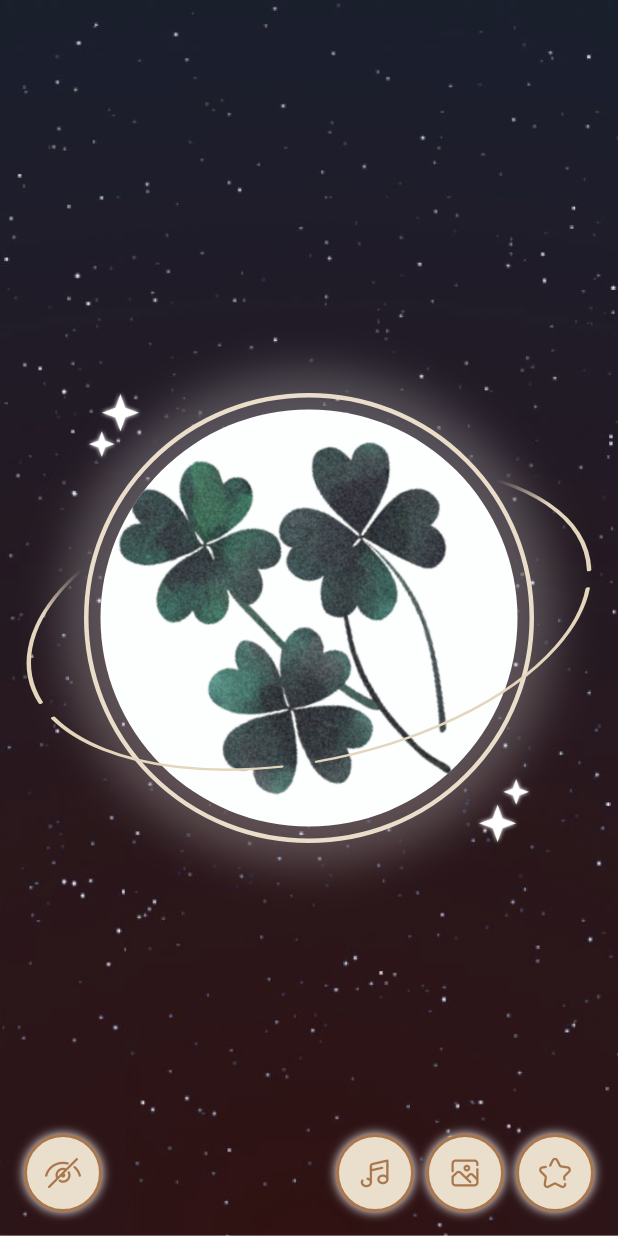
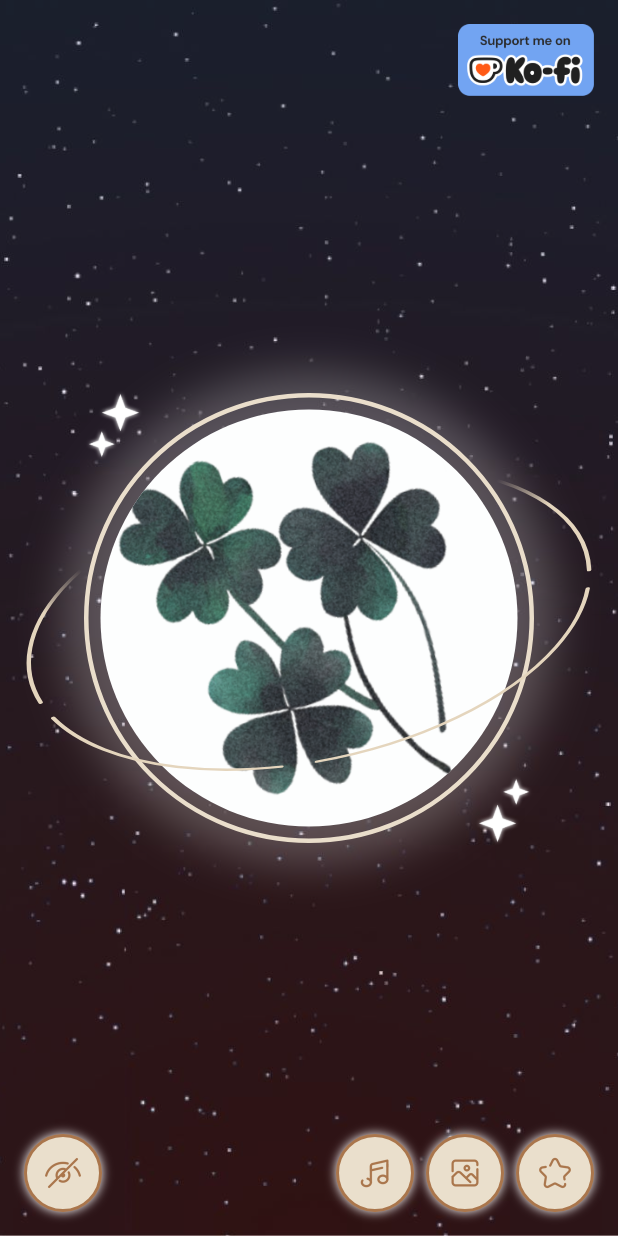
Before and after one commit to ne-supanat/charm, a Flutter app: the DisplayNewView screen opened directly, on a phone screen of 412 x 824 dp. Run offline on Flutter 3.47's test engine with Material 3 defaults, Android fonts, the phone set to English and light mode, and no system bars; drawn by our look-alikes of dotted_border; our stand-ins replace audioplayers, dio, flutter_bloc, get_it, shared_preferences; missing offline and left inert: flutter_popup; accounts and stored records are empty.

Commit message:
added kofi button

```diff
--- a/lib/representation/display_new/display_new_view.dart
+++ b/lib/representation/display_new/display_new_view.dart
@@ -1,4 +1,5 @@
 import 'package:audioplayers/audioplayers.dart';
+import 'package:url_launcher/url_launcher.dart';
 
 import 'select_audio_bottomsheet.dart';
 import 'package:flutter/material.dart';
@@ -68,6 +69,29 @@ class DisplayNewView extends StatelessWidget {
                         ),
                       ),
                       Padding(padding: const EdgeInsets.all(16.0), child: OrbitingWidget()),
+                      Positioned(
+                        top: 16,
+                        right: 16,
+                        child: BlocBuilder<DisplayNewBloc, DisplayNewState>(
+                          buildWhen: (previous, current) =>
+                              previous.displayedUI != current.displayedUI,
+                          builder: (context, state) {
+                            return Visibility(
+                              visible: state.displayedUI,
+                              child: InkWell(
+                                onTap: () async {
+                                  final url = 'https://ko-fi.com/nheetial';
+                                  if (!await launchUrl(Uri.parse(url))) {
+                                    throw Exception('Could not launch $url');
+                                  }
+                                },
+                                child: Image.asset(Images.kofi, height: 48),
+                              ),
+                            );
+                          },
+                        ),
+                      ),
+
                       Positioned(
                         bottom: 16,
                         left: 16,
--- a/lib/resources/image_icons.dart
+++ b/lib/resources/image_icons.dart
@@ -3,9 +3,11 @@ part of 'resources.dart';
 class ImageIcons {
   ImageIcons._();
 
+  static const String app = 'assets/icons/app.png';
   static const String hidden = 'assets/icons/hidden.png';
   static const String image = 'assets/icons/image.png';
   static const String info = 'assets/icons/info.png';
+  static const String kofi = 'assets/icons/kofi.png';
   static const String music = 'assets/icons/music.png';
   static const String play = 'assets/icons/play.png';
   static const String star = 'assets/icons/star.png';
--- a/lib/resources/images.dart
+++ b/lib/resources/images.dart
@@ -3,6 +3,7 @@ part of 'resources.dart';
 class Images {
   Images._();
 
+  static const String app = 'assets/images/app.png';
   static const String bgBeachMobile = 'assets/images/bg_beach_mobile.jpg';
   static const String bgBeachWeb = 'assets/images/bg_beach_web.jpg';
   static const String bgCityMobile = 'assets/images/bg_city_mobile.jpg';
@@ -18,6 +19,7 @@ class Images {
   static const String itemPairOfCranes =
       'assets/images/item_pair_of_cranes.png';
   static const String itemPeony = 'assets/images/item_peony.png';
+  static const String kofi = 'assets/images/kofi.png';
   static const String objectSakura = 'assets/images/object_sakura.png';
   static const String starBottom = 'assets/images/star_bottom.png';
   static const String starTop = 'assets/images/star_top.png';
--- a/pubspec.yaml
+++ b/pubspec.yaml
@@ -45,6 +45,7 @@ dependencies:
   shared_preferences: ^2.5.3
   equatable: ^2.0.7
   dotted_border: ^3.1.0
+  url_launcher: ^6.3.2
 
 dev_dependencies:
   flutter_test:
```
Also changed, not shown: assets/icons/kofi.png (added), assets/images/kofi.png (added), pubspec.lock, 7 other files.
